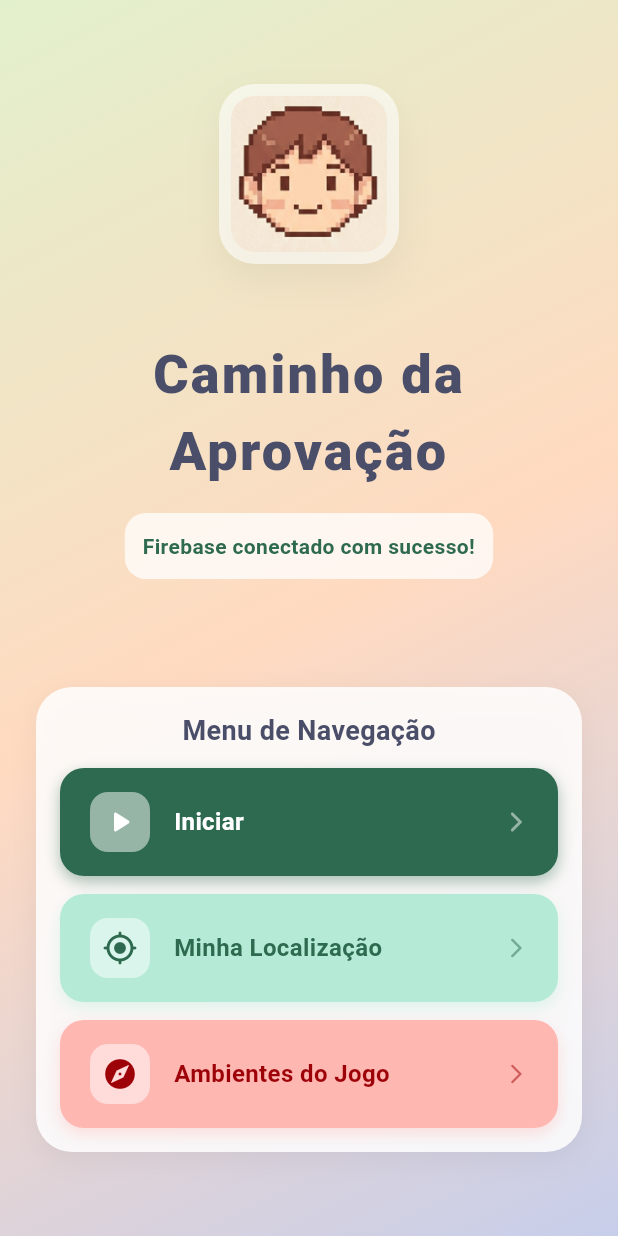
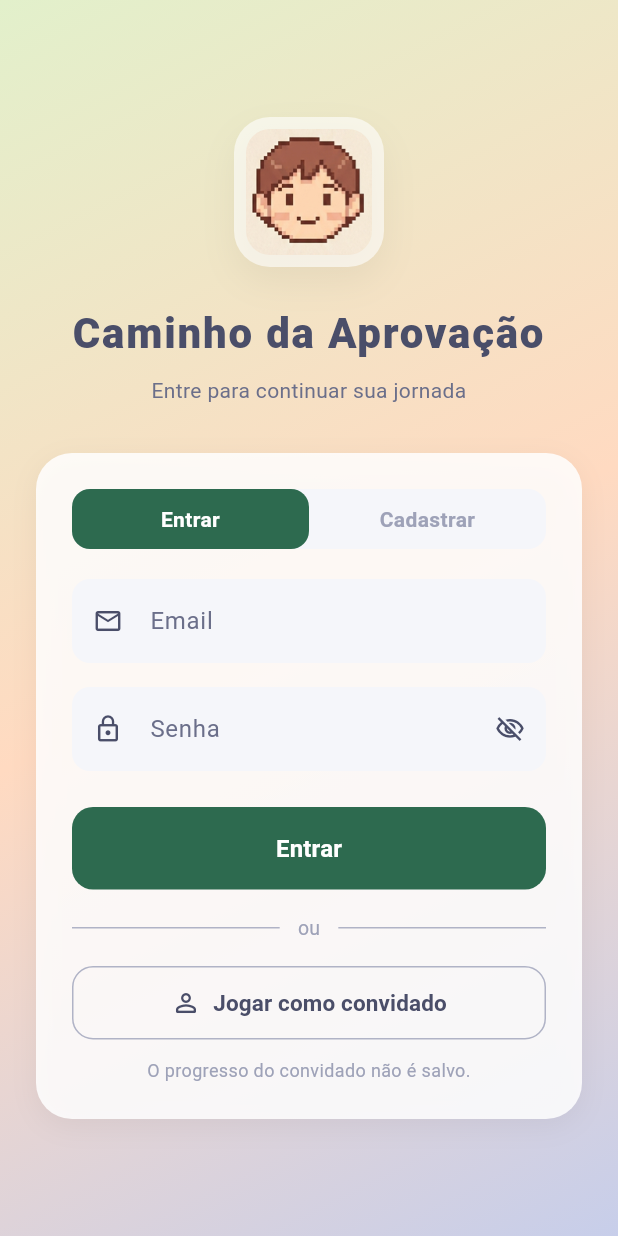
Before and after one commit to naylaizismendes/PI_3_0102_05, a Flutter app: the screen it shows after launch, on a phone screen of 412 x 824 dp. Run offline on Flutter 3.47's test engine with Material 3 defaults, Android fonts, the phone set to English and light mode, and no system bars; our stand-ins replace audioplayers, cloud_firestore, firebase_auth, firebase_core, flutter_map, geolocator and 2 more; accounts and stored records are empty.

Commit message:
feat(auth): implementa autenticação Firebase (email/senha e anônimo sem persistência)

```diff
--- a/lib/main.dart
+++ b/lib/main.dart
@@ -1,9 +1,10 @@
 import 'package:flutter/material.dart';
+import 'package:firebase_core/firebase_core.dart';
+import 'package:firebase_auth/firebase_auth.dart';
+import 'firebase_options.dart';
 import 'screens/home_screen.dart';
-import 'package:firebase_core/firebase_core.dart';
-import 'firebase_options.dart';
+import 'screens/login_screen.dart';
 
-/// Inicializa Flutter + Firebase antes de abrir o app
 void main() async {
   WidgetsFlutterBinding.ensureInitialized();
 
@@ -14,7 +15,6 @@ void main() async {
   runApp(const RpgMobileApp());
 }
 
-/// Widget raiz do aplicativo. Define tema e a tela inicial.
 class RpgMobileApp extends StatelessWidget {
   const RpgMobileApp({super.key});
 
@@ -30,7 +30,29 @@ class RpgMobileApp extends StatelessWidget {
         ),
         useMaterial3: true,
       ),
-      home: const HomeScreen(),
+      home: const _AuthWrapper(),
     );
   }
 }
+
+class _AuthWrapper extends StatelessWidget {
+  const _AuthWrapper();
+
+  @override
+  Widget build(BuildContext context) {
+    return StreamBuilder<User?>(
+      stream: FirebaseAuth.instance.authStateChanges(),
+      builder: (context, snapshot) {
+        if (snapshot.connectionState == ConnectionState.waiting) {
+          return const Scaffold(
+            body: Center(child: CircularProgressIndicator()),
+          );
+        }
+        if (snapshot.hasData) {
+          return const HomeScreen();
+        }
+        return const LoginScreen();
+      },
+    );
+  }
+}
--- a/lib/screens/home_screen.dart
+++ b/lib/screens/home_screen.dart
@@ -2,6 +2,7 @@ import 'package:flutter/material.dart';
 import 'localizacao_screen.dart';
 import 'ambientes_screen.dart';
 import '../services/firestore_service.dart';
+import '../services/auth_service.dart';
 import 'campanha_screen.dart';
 import '../services/audio_service.dart';
 
@@ -14,6 +15,7 @@ class HomeScreen extends StatefulWidget {
 
 class _HomeScreenState extends State<HomeScreen> {
   final FirestoreService _firestoreService = FirestoreService();
+  final AuthService _authService = AuthService();
 
   String statusFirebase = 'Testando conexão com Firebase...';
 
@@ -43,6 +45,19 @@ class _HomeScreenState extends State<HomeScreen> {
   Widget build(BuildContext context) {
     return Scaffold(
       // Fundo com gradiente suave em tons pastéis inspirados no mapa
+      appBar: AppBar(
+        backgroundColor: Colors.transparent,
+        elevation: 0,
+        actions: [
+          IconButton(
+            icon: const Icon(Icons.logout_rounded, color: Color(0xFF4A4E69)),
+            tooltip: 'Sair',
+            onPressed: () async {
+              await _authService.signOut();
+            },
+          ),
+        ],
+      ),
       body: Container(
         decoration: const BoxDecoration(
           gradient: LinearGradient(
--- /dev/null
+++ b/lib/screens/login_screen.dart
@@ -0,0 +1,391 @@
+import 'package:flutter/material.dart';
+import 'package:firebase_auth/firebase_auth.dart';
+import '../services/auth_service.dart';
+
+class LoginScreen extends StatefulWidget {
+  const LoginScreen({super.key});
+
+  @override
+  State<LoginScreen> createState() => _LoginScreenState();
+}
+
+class _LoginScreenState extends State<LoginScreen> {
+  final _formKey = GlobalKey<FormState>();
+  final _emailController = TextEditingController();
+  final _passwordController = TextEditingController();
+  final _authService = AuthService();
+
+  bool _isLogin = true;
+  bool _loading = false;
+  bool _obscurePassword = true;
+
+  @override
+  void dispose() {
+    _emailController.dispose();
+    _passwordController.dispose();
+    super.dispose();
+  }
+
+  Future<void> _submitEmailPassword() async {
+    if (!_formKey.currentState!.validate()) return;
+    setState(() => _loading = true);
+    try {
+      if (_isLogin) {
+        await _authService.signInWithEmail(
+          _emailController.text.trim(),
+          _passwordController.text,
+        );
+      } else {
+        await _authService.registerWithEmail(
+          _emailController.text.trim(),
+          _passwordController.text,
+        );
+      }
+    } on FirebaseAuthException catch (e) {
+      _showError(_friendlyError(e.code));
+    } catch (_) {
+      _showError('Ocorreu um erro. Tente novamente.');
+    } finally {
+      if (mounted) setState(() => _loading = false);
+    }
+  }
+
+  Future<void> _signInAsGuest() async {
+    setState(() => _loading = true);
+    try {
+      await _authService.signInAsGuest();
+    } on FirebaseAuthException catch (e) {
+      _showError(_friendlyError(e.code));
+    } catch (_) {
+      _showError('Erro ao entrar como convidado. Tente novamente.');
+    } finally {
+      if (mounted) setState(() => _loading = false);
+    }
+  }
+
+  void _showError(String message) {
+    if (!mounted) return;
+    ScaffoldMessenger.of(context).showSnackBar(
+      SnackBar(
+        content: Text(message),
+        backgroundColor: const Color(0xFF9D0208),
+        behavior: SnackBarBehavior.floating,
+      ),
+    );
+  }
+
+  String _friendlyError(String code) {
+    switch (code) {
+      case 'user-not-found':
+        return 'Usuário não encontrado.';
+      case 'wrong-password':
+      case 'invalid-credential':
+        return 'Email ou senha incorretos.';
+      case 'email-already-in-use':
+        return 'Este email já está cadastrado.';
+      case 'weak-password':
+        return 'A senha deve ter pelo menos 6 caracteres.';
+      case 'invalid-email':
+        return 'Email inválido.';
+      case 'too-many-requests':
+        return 'Muitas tentativas. Aguarde um momento.';
+      default:
+        return 'Erro de autenticação. Tente novamente.';
+    }
+  }
+
+  @override
+  Widget build(BuildContext context) {
+    return Scaffold(
+      body: Container(
+        decoration: const BoxDecoration(
+          gradient: LinearGradient(
+            begin: Alignment.topLeft,
+            end: Alignment.bottomRight,
+            colors: [
+              Color(0xFFE2F0CB),
+              Color(0xFFFFDAC1),
+              Color(0xFFC7CEEA),
+            ],
+          ),
+        ),
+        child: SafeArea(
+          child: Center(
+            child: SingleChildScrollView(
+              padding: const EdgeInsets.symmetric(horizontal: 24, vertical: 32),
+              child: Column(
+                children: [
+                  Container(
+                    width: 100,
+                    height: 100,
+                    decoration: BoxDecoration(
+                      color: Colors.white.withValues(alpha: 0.6),
+                      borderRadius: BorderRadius.circular(24),
+                      boxShadow: [
+                        BoxShadow(
+                          color: Colors.black.withValues(alpha: 0.05),
+                          blurRadius: 20,
+                          offset: const Offset(0, 10),
+                        ),
+                      ],
+                    ),
+                    padding: const EdgeInsets.all(8),
+                    child: ClipRRect(
+                      borderRadius: BorderRadius.circular(16),
+                      child: Image.asset(
+                        'assets/images/jogador/player_icon.png',
+                        fit: BoxFit.cover,
+                      ),
+                    ),
+                  ),
+                  const SizedBox(height: 24),
+                  const Text(
+                    'Caminho da Aprovação',
+                    style: TextStyle(
+                      fontSize: 28,
+                      fontWeight: FontWeight.w900,
+                      color: Color(0xFF4A4E69),
+                      letterSpacing: 1.2,
+                    ),
+                    textAlign: TextAlign.center,
+                  ),
+                  const SizedBox(height: 8),
+                  Text(
+                    _isLogin
+                        ? 'Entre para continuar sua jornada'
+                        : 'Crie sua conta e comece a jogar',
+                    style: const TextStyle(fontSize: 14, color: Color(0xFF6B6F8A)),
+                    textAlign: TextAlign.center,
+                  ),
+                  const SizedBox(height: 32),
+                  Container(
+                    decoration: BoxDecoration(
+                      color: Colors.white.withValues(alpha: 0.85),
+                      borderRadius: BorderRadius.circular(24),
+                      boxShadow: [
+                        BoxShadow(
+                          color: Colors.black.withValues(alpha: 0.05),
+                          blurRadius: 15,
+                          offset: const Offset(0, 5),
+                        ),
+                      ],
+                    ),
+                    padding: const EdgeInsets.all(24),
+                    child: Form(
+                      key: _formKey,
+                      child: Column(
+                        children: [
+                          // Toggle login / cadastro
+                          Container(
+                            decoration: BoxDecoration(
+                              color: const Color(0xFFF5F6FA),
+                              borderRadius: BorderRadius.circular(12),
+                            ),
+                            child: Row(
+                              children: [
+                                _TabButton(
+                                  label: 'Entrar',
+                                  selected: _isLogin,
+                                  onTap: () => setState(() => _isLogin = true),
+                                ),
+                                _TabButton(
+                                  label: 'Cadastrar',
+                                  selected: !_isLogin,
+                                  onTap: () => setState(() => _isLogin = false),
+                                ),
+                              ],
+                            ),
+                          ),
+                          const SizedBox(height: 20),
+                          TextFormField(
+                            controller: _emailController,
+                            keyboardType: TextInputType.emailAddress,
+                            decoration: _inputDecoration('Email', Icons.email_outlined),
+                            validator: (v) {
+                              if (v == null || v.trim().isEmpty) return 'Informe o email';
+                              if (!v.contains('@')) return 'Email inválido';
+                              return null;
+                            },
+                          ),
+                          const SizedBox(height: 16),
+                          TextFormField(
+                            controller: _passwordController,
+                            obscureText: _obscurePassword,
+                            decoration: _inputDecoration(
+                              'Senha',
+                              Icons.lock_outline,
+                              suffix: IconButton(
+                                icon: Icon(
+                                  _obscurePassword
+                                      ? Icons.visibility_off_outlined
+                                      : Icons.visibility_outlined,
+                                  color: const Color(0xFF4A4E69),
+                                  size: 20,
+                                ),
+                                onPressed: () =>
+                                    setState(() => _obscurePassword = !_obscurePassword),
+                              ),
+                            ),
+                            validator: (v) {
+                              if (v == null || v.isEmpty) return 'Informe a senha';
+                              if (!_isLogin && v.length < 6) return 'Mínimo 6 caracteres';
+                              return null;
+                            },
+                          ),
+                          const SizedBox(height: 24),
+                          SizedBox(
+                            width: double.infinity,
+                            child: ElevatedButton(
+                              onPressed: _loading ? null : _submitEmailPassword,
+                              style: ElevatedButton.styleFrom(
+                                backgroundColor: const Color(0xFF2D6A4F),
+                                foregroundColor: Colors.white,
+                                padding: const EdgeInsets.symmetric(vertical: 16),
+                                shape: RoundedRectangleBorder(
+                                  borderRadius: BorderRadius.circular(14),
+                                ),
+                                elevation: 0,
+                              ),
+                              child: _loading
+                                  ? const SizedBox(
+                                      height: 20,
+                                      width: 20,
+                                      child: CircularProgressIndicator(
+                                        strokeWidth: 2,
+                                        color: Colors.white,
+                                      ),
+                                    )
+                                  : Text(
+                                      _isLogin ? 'Entrar' : 'Cadastrar',
+                                      style: const TextStyle(
+                                        fontSize: 16,
+                                        fontWeight: FontWeight.bold,
+                                      ),
+                                    ),
+                            ),
+                          ),
+                          const SizedBox(height: 16),
+                          const Row(
+                            children: [
+                              Expanded(child: Divider(color: Color(0xFFB0B3C6))),
+                              Padding(
+                                padding: EdgeInsets.symmetric(horizontal: 12),
+                                child: Text(
+                                  'ou',
+                                  style: TextStyle(color: Color(0xFF9EA2B8), fontSize: 13),
+                                ),
+                              ),
+                              Expanded(child: Divider(color: Color(0xFFB0B3C6))),
+                            ],
+                          ),
+                          const SizedBox(height: 16),
+                          SizedBox(
+                            width: double.infinity,
+                            child: OutlinedButton.icon(
+                              onPressed: _loading ? null : _signInAsGuest,
+                              icon: const Icon(
+                                Icons.person_outline_rounded,
+                                color: Color(0xFF4A4E69),
+                                size: 20,
+                              ),
+                              label: const Text(
+                                'Jogar como convidado',
+                                style: TextStyle(
+                                  fontSize: 15,
+                                  fontWeight: FontWeight.w600,
+                                  color: Color(0xFF4A4E69),
+                                ),
+                              ),
+                              style: OutlinedButton.styleFrom(
+                                padding: const EdgeInsets.symmetric(vertical: 14),
+                                side: const BorderSide(color: Color(0xFFB0B3C6)),
+                                shape: RoundedRectangleBorder(
+                                  borderRadius: BorderRadius.circular(14),
+                                ),
+                              ),
+                            ),
+                          ),
+                          const SizedBox(height: 12),
+                          const Text(
+                            'O progresso do convidado não é salvo.',
+                            style: TextStyle(fontSize: 12, color: Color(0xFF9EA2B8)),
+                            textAlign: TextAlign.center,
+                          ),
+                        ],
+                      ),
+                    ),
+                  ),
+                ],
+              ),
+            ),
+          ),
+        ),
+      ),
+    );
+  }
+
+  InputDecoration _inputDecoration(String label, IconData icon, {Widget? suffix}) {
+    return InputDecoration(
+      labelText: label,
+      labelStyle: const TextStyle(color: Color(0xFF6B6F8A)),
+      prefixIcon: Icon(icon, color: const Color(0xFF4A4E69), size: 20),
+      suffixIcon: suffix,
+      filled: true,
+      fillColor: const Color(0xFFF5F6FA),
+      border: OutlineInputBorder(
+        borderRadius: BorderRadius.circular(12),
+        borderSide: BorderSide.none,
+      ),
+      focusedBorder: OutlineInputBorder(
+        borderRadius: BorderRadius.circular(12),
+        borderSide: const BorderSide(color: Color(0xFF2D6A4F), width: 1.5),
+      ),
+      errorBorder: OutlineInputBorder(
+        borderRadius: BorderRadius.circular(12),
+        borderSide: const BorderSide(color: Color(0xFF9D0208)),
+      ),
+      focusedErrorBorder: OutlineInputBorder(
+        borderRadius: BorderRadius.circular(12),
+        borderSide: const BorderSide(color: Color(0xFF9D0208), width: 1.5),
+      ),
+    );
+  }
+}
+
+class _TabButton extends StatelessWidget {
+  final String label;
+  final bool selected;
+  final VoidCallback onTap;
+
+  const _TabButton({
+    required this.label,
+    required this.selected,
+    required this.onTap,
+  });
+
+  @override
+  Widget build(BuildContext context) {
+    return Expanded(
+      child: GestureDetector(
+        onTap: onTap,
+        child: AnimatedContainer(
+          duration: const Duration(milliseconds: 200),
+          padding: const EdgeInsets.symmetric(vertical: 10),
+          decoration: BoxDecoration(
+            color: selected ? const Color(0xFF2D6A4F) : Colors.transparent,
+            borderRadius: BorderRadius.circular(12),
+          ),
+          child: Text(
+            label,
+            textAlign: TextAlign.center,
+            style: TextStyle(
+              fontSize: 14,
+              fontWeight: FontWeight.bold,
+              color: selected ? Colors.white : const Color(0xFF9EA2B8),
+            ),
+          ),
+        ),
+      ),
+    );
+  }
+}
--- /dev/null
+++ b/lib/services/auth_service.dart
@@ -0,0 +1,27 @@
+import 'package:firebase_auth/firebase_auth.dart';
+
+class AuthService {
+  final FirebaseAuth _auth = FirebaseAuth.instance;
+
+  User? get currentUser => _auth.currentUser;
+
+  Stream<User?> get authStateChanges => _auth.authStateChanges();
+
+  bool get isGuest => _auth.currentUser?.isAnonymous ?? false;
+
+  Future<UserCredential> signInWithEmail(String email, String password) {
+    return _auth.signInWithEmailAndPassword(email: email, password: password);
+  }
+
+  Future<UserCredential> registerWithEmail(String email, String password) {
+    return _auth.createUserWithEmailAndPassword(email: email, password: password);
+  }
+
+  Future<UserCredential> signInAsGuest() {
+    return _auth.signInAnonymously();
+  }
+
+  Future<void> signOut() {
+    return _auth.signOut();
+  }
+}
--- a/pubspec.yaml
+++ b/pubspec.yaml
@@ -12,6 +12,7 @@ dependencies:
   cupertino_icons: ^1.0.8
   geolocator: ^13.0.1
   firebase_core: ^3.6.0
+  firebase_auth: ^5.3.0
   cloud_firestore: ^5.4.4
   shared_preferences: ^2.2.3
   audioplayers: ^6.6.0
```
Also changed, not shown: pubspec.lock, 1 other file.
